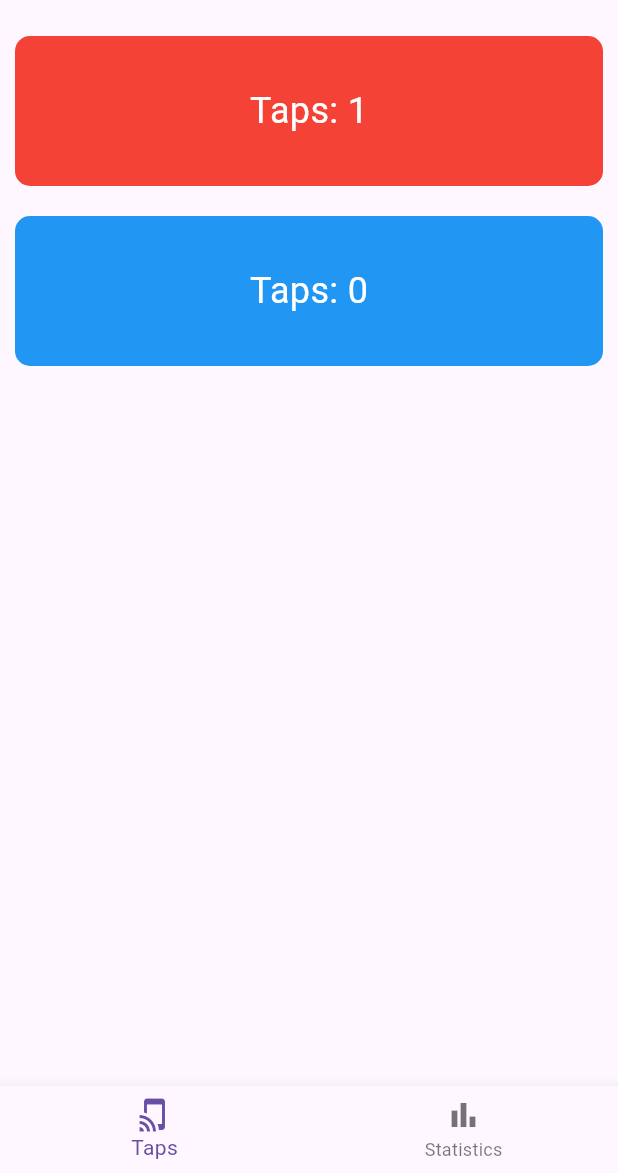
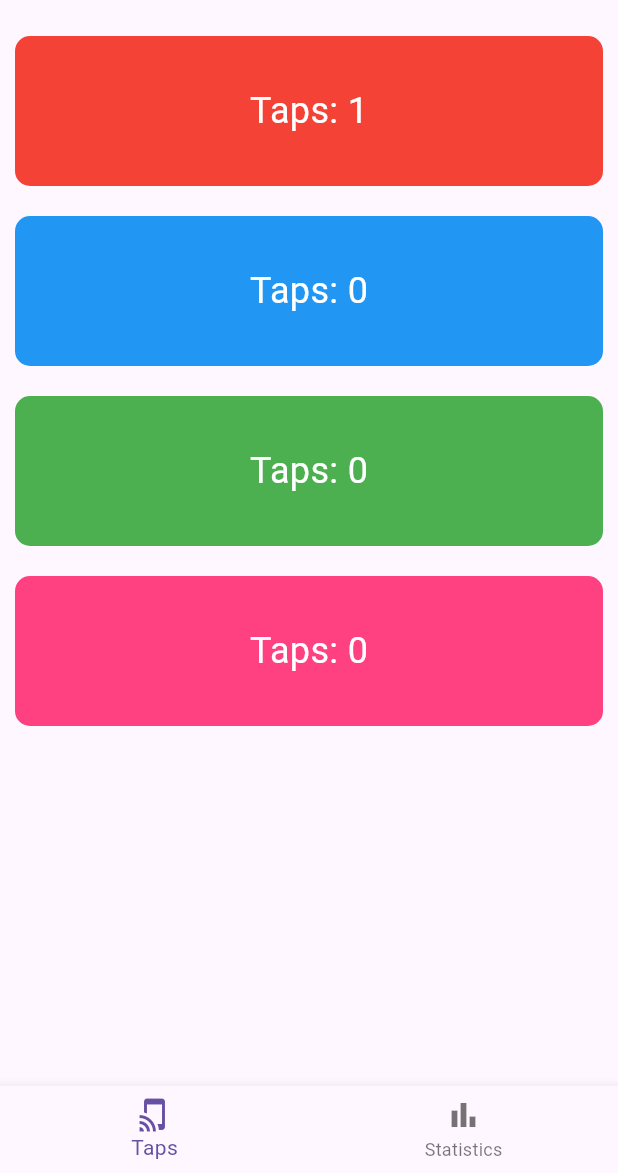
Before and after one commit to rscbpch/adv-mobile-dev-w4-observer-pattern, a Flutter app: the screen it shows after launch, after a tap on an icon or button, on a phone screen of 412 x 824 dp, the part 63-1236 px from its top. Run offline on Flutter 3.47's test engine with Material 3 defaults, Android fonts, the phone set to English and light mode, and no system bars.

Commit message:
done task-001: color app

```diff
--- a/color_app/lib/main.dart
+++ b/color_app/lib/main.dart
@@ -1,15 +1,10 @@
 import 'package:flutter/material.dart';
 
 void main() {
-  runApp(
-    MaterialApp(
-      debugShowCheckedModeBanner: false,
-      home: Scaffold(body: Home()),
-    ),
-  );
+  runApp(MaterialApp(debugShowCheckedModeBanner: false, home: Scaffold(body: Home())));
 }
 
-enum CardType { red, blue }
+enum CardType { red, blue, green, pink }
 
 class Home extends StatefulWidget {
   const Home({super.key});
@@ -20,36 +15,23 @@ class Home extends StatefulWidget {
 
 class _HomeState extends State<Home> {
   int _currentIndex = 0;
-  int redTapCount = 0;
-  int blueTapCount = 0;
+  final ColorService _service = ColorService();
 
-  void _incrementRedTapCount() {
-    setState(() {
-      redTapCount++;
-    });
-  }
-
-  void _incrementBlueTapCount() {
-    setState(() {
-      blueTapCount++;
-    });
+  @override
+  void dispose() {
+    _service.dispose();
+    super.dispose();
   }
 
   @override
   Widget build(BuildContext context) {
     return Scaffold(
-      body:
-          _currentIndex == 0
-              ? ColorTapsScreen(
-                redTapCount: redTapCount,
-                blueTapCount: blueTapCount,
-                onRedTap: _incrementRedTapCount,
-                onBlueTap: _incrementBlueTapCount,
-              )
-              : StatisticsScreen(
-                redTapCount: redTapCount,
-                blueTapCount: blueTapCount,
-              ),
+      body: ListenableBuilder(
+        listenable: _service,
+        builder: (context, _) {
+          return _currentIndex == 0 ? ColorTapsScreen(service: _service) : StatisticsScreen(service: _service);
+        },
+      ),
       bottomNavigationBar: BottomNavigationBar(
         currentIndex: _currentIndex,
         onTap: (index) {
@@ -58,14 +40,8 @@ class _HomeState extends State<Home> {
           });
         },
         items: [
-          BottomNavigationBarItem(
-            icon: Icon(Icons.tap_and_play),
-            label: 'Taps',
-          ),
-          BottomNavigationBarItem(
-            icon: Icon(Icons.bar_chart),
-            label: 'Statistics',
-          ),
+          BottomNavigationBarItem(icon: Icon(Icons.tap_and_play), label: 'Taps'),
+          BottomNavigationBarItem(icon: Icon(Icons.bar_chart), label: 'Statistics'),
         ],
       ),
     );
@@ -73,31 +49,17 @@ class _HomeState extends State<Home> {
 }
 
 class ColorTapsScreen extends StatelessWidget {
-  final int redTapCount;
-  final int blueTapCount;
-  final VoidCallback onRedTap;
-  final VoidCallback onBlueTap;
+  final ColorService service;
 
-  const ColorTapsScreen({
-    super.key,
-    required this.redTapCount,
-    required this.blueTapCount,
-    required this.onRedTap,
-    required this.onBlueTap,
-  });
+  const ColorTapsScreen({super.key, required this.service});
   @override
   Widget build(BuildContext context) {
     return Scaffold(
       appBar: AppBar(title: Text('Color Taps')),
       body: Column(
-        children: [
-          ColorTap(type: CardType.red, tapCount: redTapCount, onTap: onRedTap),
-          ColorTap(
-            type: CardType.blue,
-            tapCount: blueTapCount,
-            onTap: onBlueTap,
-          ),
-        ],
+        children: CardType.values.map((type) {
+          return ColorTap(type: type, tapCount: service.getTapCount(type), onTap: () => service.incrementTapCount(type));
+        }).toList(),
       ),
     );
   }
@@ -108,14 +70,20 @@ class ColorTap extends StatelessWidget {
   final int tapCount;
   final VoidCallback onTap;
 
-  const ColorTap({
-    super.key,
-    required this.type,
-    required this.tapCount,
-    required this.onTap,
-  });
+  const ColorTap({super.key, required this.type, required this.tapCount, required this.onTap});
 
-  Color get backgroundColor => type == CardType.red ? Colors.red : Colors.blue;
+  Color get backgroundColor {
+    switch (type) {
+      case CardType.red:
+        return Colors.red;
+      case CardType.blue:
+        return Colors.blue;
+      case CardType.green:
+        return Colors.green;
+      case CardType.pink:
+        return Colors.pinkAccent;
+    }
+  }
 
   @override
   Widget build(BuildContext context) {
@@ -123,17 +91,11 @@ class ColorTap extends StatelessWidget {
       onTap: onTap,
       child: Container(
         margin: EdgeInsets.all(10),
-        decoration: BoxDecoration(
-          color: backgroundColor,
-          borderRadius: BorderRadius.circular(10),
-        ),
+        decoration: BoxDecoration(color: backgroundColor, borderRadius: BorderRadius.circular(10)),
         width: double.infinity,
         height: 100,
         child: Center(
-          child: Text(
-            'Taps: $tapCount',
-            style: TextStyle(fontSize: 24, color: Colors.white),
-          ),
+          child: Text('Taps: $tapCount', style: TextStyle(fontSize: 24, color: Colors.white)),
         ),
       ),
     );
@@ -141,14 +103,9 @@ class ColorTap extends StatelessWidget {
 }
 
 class StatisticsScreen extends StatelessWidget {
-  final int redTapCount;
-  final int blueTapCount;
+  final ColorService service;
 
-  const StatisticsScreen({
-    super.key,
-    required this.redTapCount,
-    required this.blueTapCount,
-  });
+  const StatisticsScreen({super.key, required this.service});
 
   @override
   Widget build(BuildContext context) {
@@ -157,10 +114,9 @@ class StatisticsScreen extends StatelessWidget {
       body: Center(
         child: Column(
           mainAxisAlignment: MainAxisAlignment.center,
-          children: [
-            Text('Red Taps: $redTapCount', style: TextStyle(fontSize: 24)),
-            Text('Blue Taps: $blueTapCount', style: TextStyle(fontSize: 24)),
-          ],
+          children: service.allCounts.entries.map((entry) {
+            return Text('${entry.key.name} Taps: ${entry.value}', style: TextStyle(fontSize: 24));
+          }).toList(),
         ),
       ),
     );
@@ -168,5 +124,14 @@ class StatisticsScreen extends StatelessWidget {
 }
 
 class ColorService extends ChangeNotifier {
+  final Map<CardType, int> _tapCounts = {for (var type in CardType.values) type: 0};
 
+  int getTapCount(CardType type) => _tapCounts[type] ?? 0;
+
+  void incrementTapCount(CardType type) {
+    _tapCounts[type] = getTapCount(type) + 1;
+    notifyListeners();
+  }
+
+  Map<CardType, int> get allCounts => _tapCounts;
 }
```
